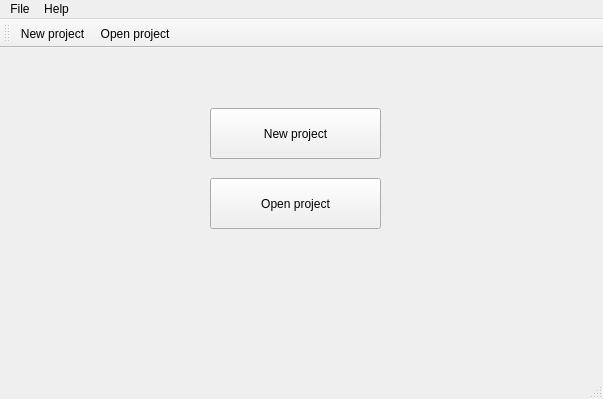
Qt form mainwindow.ui (Anton9kin/Milandr_v3) before a commit.
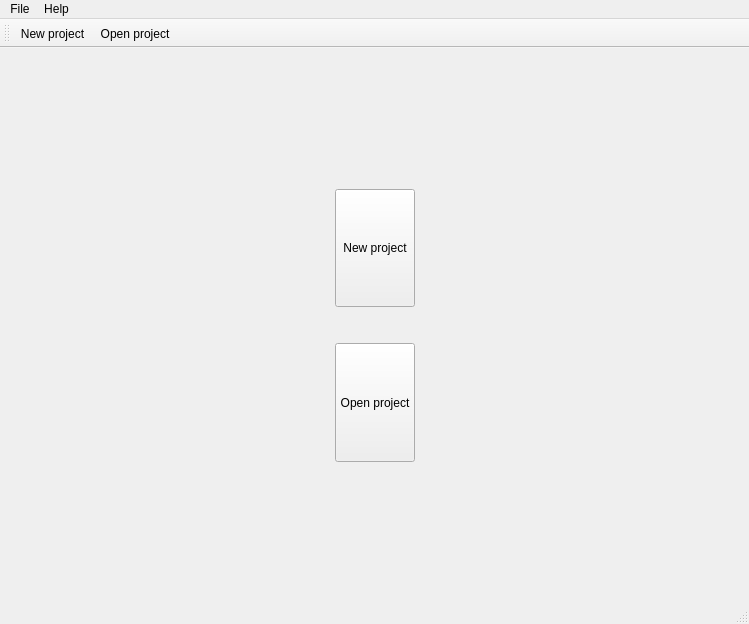
The same form after that commit. Icons and pictures are not drawn.

Commit message: Application design is changed

```diff
--- a/mainwindow.ui
+++ b/mainwindow.ui
@@ -6,22 +6,66 @@
    <rect>
     <x>0</x>
     <y>0</y>
-    <width>603</width>
-    <height>399</height>
+    <width>749</width>
+    <height>624</height>
    </rect>
   </property>
   <property name="windowTitle">
    <string>Генератор кода</string>
   </property>
   <widget class="QWidget" name="centralWidget">
+   <layout class="QVBoxLayout" name="verticalLayout_3">
+    <item>
+     <widget class="QStackedWidget" name="stackedWidget">
+      <property name="currentIndex">
+       <number>0</number>
+      </property>
+      <widget class="QWidget" name="widget_StartUp">
+       <layout class="QHBoxLayout" name="horizontalLayout_2">
+        <item>
+         <spacer name="horizontalSpacer">
+          <property name="orientation">
+           <enum>Qt::Horizontal</enum>
+          </property>
+          <property name="sizeType">
+           <enum>QSizePolicy::Expanding</enum>
+          </property>
+          <property name="sizeHint" stdset="0">
+           <size>
+            <width>200</width>
+            <height>20</height>
+           </size>
+          </property>
+         </spacer>
+        </item>
+        <item>
+         <layout class="QVBoxLayout" name="verticalLayout_2">
+          <property name="spacing">
+           <number>36</number>
+          </property>
+          <item>
+           <spacer name="verticalSpacer">
+            <property name="orientation">
+             <enum>Qt::Vertical</enum>
+            </property>
+            <property name="sizeType">
+             <enum>QSizePolicy::Expanding</enum>
+            </property>
+            <property name="sizeHint" stdset="0">
+             <size>
+              <width>20</width>
+              <height>80</height>
+             </size>
+            </property>
+           </spacer>
+          </item>
+          <item>
    <widget class="QPushButton" name="btn_New">
-    <property name="geometry">
-     <rect>
-      <x>210</x>
-      <y>60</y>
-      <width>171</width>
-      <height>51</height>
-     </rect>
+            <property name="sizePolicy">
+             <sizepolicy hsizetype="Preferred" vsizetype="Expanding">
+              <horstretch>0</horstretch>
+              <verstretch>0</verstretch>
+             </sizepolicy>
     </property>
     <property name="text">
      <string>New project</string>
@@ -31,14 +75,14 @@
       <normaloff>:/icons/icon_Add.png</normaloff>:/icons/icon_Add.png</iconset>
     </property>
    </widget>
+          </item>
+          <item>
    <widget class="QPushButton" name="btn_Open">
-    <property name="geometry">
-     <rect>
-      <x>210</x>
-      <y>130</y>
-      <width>171</width>
-      <height>51</height>
-     </rect>
+            <property name="sizePolicy">
+             <sizepolicy hsizetype="Preferred" vsizetype="Expanding">
+              <horstretch>0</horstretch>
+              <verstretch>0</verstretch>
+             </sizepolicy>
     </property>
     <property name="text">
      <string>Open project</string>
@@ -48,13 +92,56 @@
       <normaloff>:/icons/icon_Open.png</normaloff>:/icons/icon_Open.png</iconset>
     </property>
    </widget>
+          </item>
+          <item>
+           <spacer name="verticalSpacer_2">
+            <property name="orientation">
+             <enum>Qt::Vertical</enum>
+            </property>
+            <property name="sizeType">
+             <enum>QSizePolicy::Expanding</enum>
+            </property>
+            <property name="sizeHint" stdset="0">
+             <size>
+              <width>20</width>
+              <height>80</height>
+             </size>
+            </property>
+           </spacer>
+          </item>
+         </layout>
+        </item>
+        <item>
+         <spacer name="horizontalSpacer_2">
+          <property name="orientation">
+           <enum>Qt::Horizontal</enum>
+          </property>
+          <property name="sizeType">
+           <enum>QSizePolicy::Expanding</enum>
+          </property>
+          <property name="sizeHint" stdset="0">
+           <size>
+            <width>200</width>
+            <height>20</height>
+           </size>
+          </property>
+         </spacer>
+        </item>
+       </layout>
+      </widget>
+      <widget class="QWidget" name="widget_Empty">
+       <layout class="QVBoxLayout" name="verticalLayout"/>
+      </widget>
+     </widget>
+    </item>
+   </layout>
   </widget>
   <widget class="QMenuBar" name="menuBar">
    <property name="geometry">
     <rect>
      <x>0</x>
      <y>0</y>
-     <width>603</width>
+     <width>749</width>
      <height>22</height>
     </rect>
    </property>
```
Lines whose indentation alone changed are shown as unchanged. The commit also changes 6 other files.
